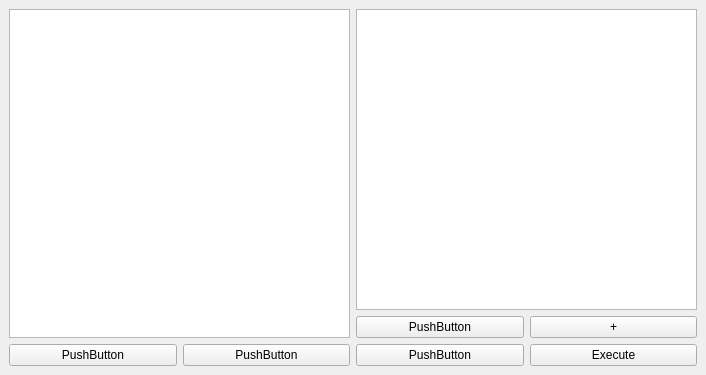
First picture: the form in src/tree_query/querybuildermainview.ui, repository mspr/Lucy, before the edit.
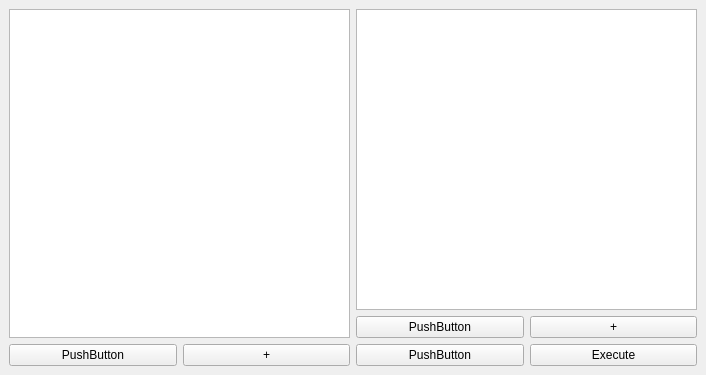
Second picture: the form after the edit.

Commit message: Connect create new query method to push button clicked in view and use default name for query.

Diff of the .ui file:
```diff
--- a/src/tree_query/querybuildermainview.ui
+++ b/src/tree_query/querybuildermainview.ui
@@ -32,7 +32,7 @@
         <item>
          <widget class="QPushButton" name="pushButton">
           <property name="text">
-           <string>PushButton</string>
+           <string>+</string>
           </property>
          </widget>
         </item>
```
Left out of the diff: 19 changed lines with no effect on the pictures. The commit also changes 4 other files.
